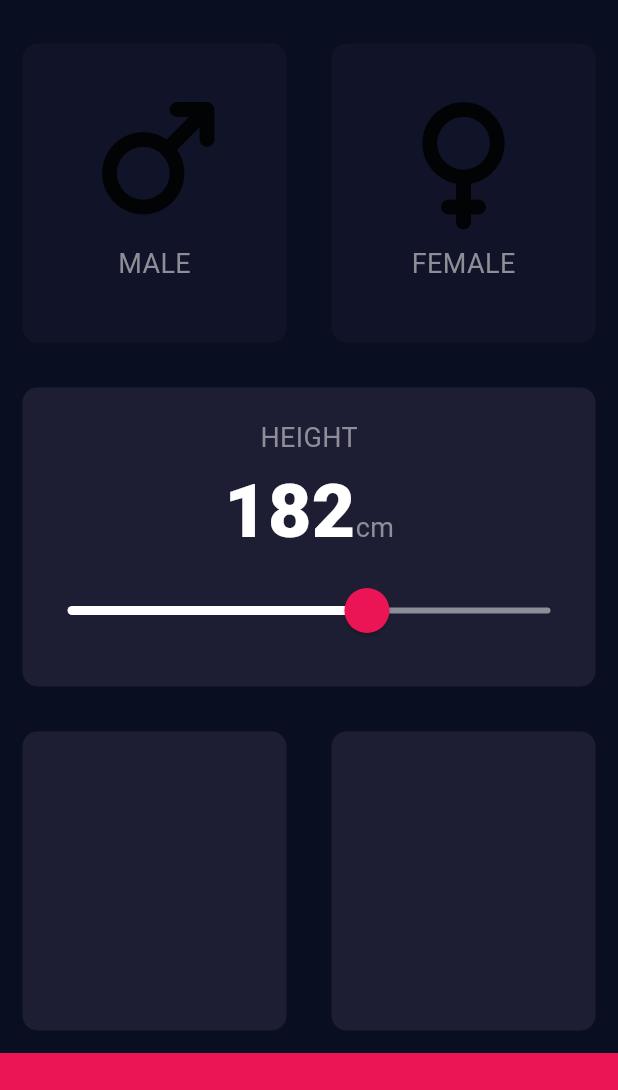
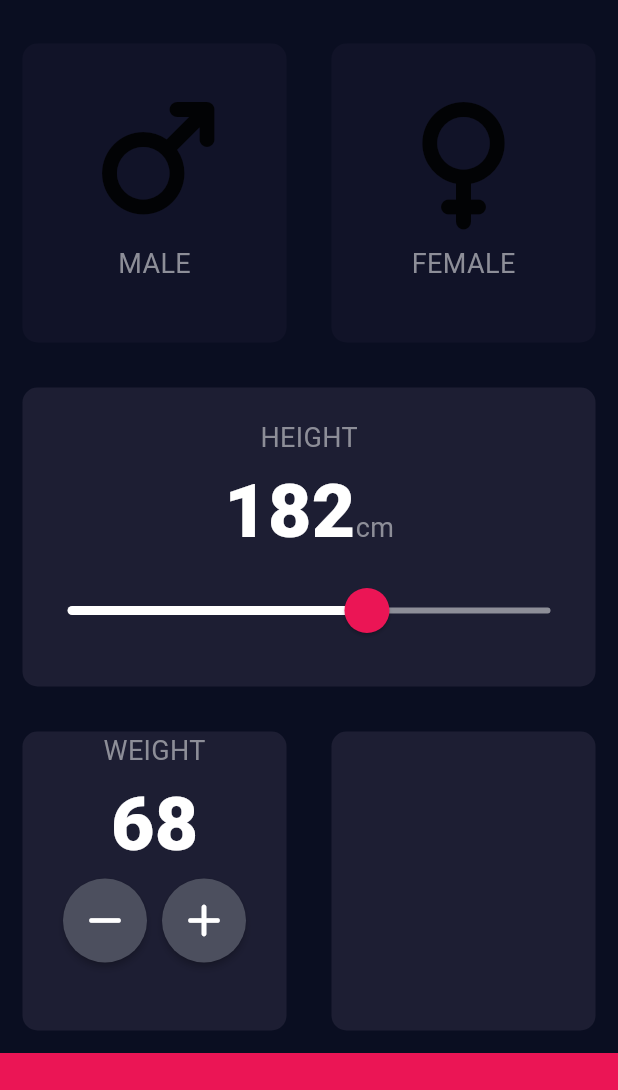
Before and after one commit to rahulmathur87/BMI_calculator, a Flutter app: the screen it shows after launch, on a phone screen of 412 x 824 dp, the part 63-1153 px from its top. Run offline on Flutter 3.47's test engine with Material 3 defaults, Android fonts, the phone set to English and light mode, and no system bars; our stand-ins replace font_awesome_flutter.

Commit message:
added the weight widget with custom RawMaterialButtons.

```diff
--- a/lib/input_page.dart
+++ b/lib/input_page.dart
@@ -16,6 +16,7 @@ class InputPage extends StatefulWidget {
 class _InputPageState extends State<InputPage> {
   Gender? selectedGender;
   int height = 182;
+  int weight = 68;
 
   @override
   Widget build(BuildContext context) {
@@ -116,7 +117,25 @@ class _InputPageState extends State<InputPage> {
             Expanded(
               child: Row(
                 children: [
-                  Expanded(child: ReusableCard(colour: kActiveCardColour)),
+                  Expanded(
+                    child: ReusableCard(
+                      cardChild: Column(
+                        children: [
+                          Text('WEIGHT', style: kLabelTextStyle),
+                          Text(weight.toString(), style: kNumberTextStyle),
+                          Row(
+                            mainAxisAlignment: MainAxisAlignment.center,
+                            children: [
+                              RoundIconButton(icon: FontAwesomeIcons.minus),
+                              SizedBox(width: 10.0),
+                              RoundIconButton(icon: FontAwesomeIcons.plus),
+                            ],
+                          ),
+                        ],
+                      ),
+                      colour: kActiveCardColour,
+                    ),
+                  ),
                   Expanded(child: ReusableCard(colour: kActiveCardColour)),
                 ],
               ),
@@ -132,3 +151,20 @@ class _InputPageState extends State<InputPage> {
     );
   }
 }
+
+class RoundIconButton extends StatelessWidget {
+  const RoundIconButton({super.key, required this.icon});
+
+  final IconData icon;
+
+  @override
+  Widget build(BuildContext context) {
+    return RawMaterialButton(
+      onPressed: () {},
+      constraints: BoxConstraints.tightFor(width: 56.0, height: 56.0),
+      shape: CircleBorder(),
+      fillColor: Color(0xFF4C4F5E),
+      child: Icon(icon, color: Colors.white),
+    );
+  }
+}
```
